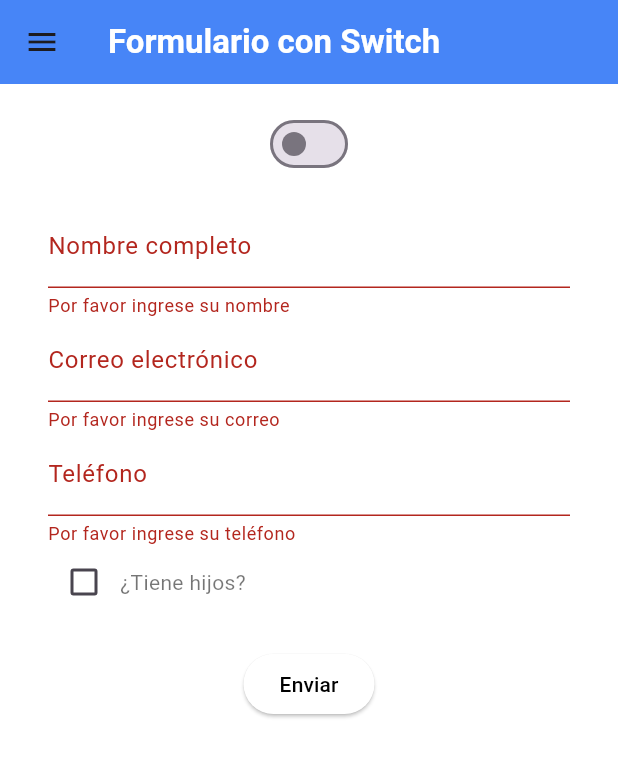
After one commit to Paablo2005/Programacion_Multimedia, a Flutter app: the FormularioConSwitch screen opened by its route, after a tap on "Enviar", on a phone screen of 412 x 824 dp. The commit adds this screen. Shown: the top 757 px of the screen. Run offline on Flutter 3.47's test engine with Material 3 defaults, Android fonts, the light colour scheme and no system bars; our stand-ins replace google_fonts.

Commit message:
entrega formularios 2

```diff
--- a/t1_act1_pabloamores/lib/routes/app_routes.dart
+++ b/t1_act1_pabloamores/lib/routes/app_routes.dart
@@ -19,6 +19,7 @@ class AppRoutes {
   static const String gameInstructions = '/game_instructions';
   static const String sieteYMedia = '/siete_y_media';
   static const String formulariosNoDual = '/formularios_no_duales';
+  static const String formulariosSwich = '/formulario_swich';
 
   static final Map<String, WidgetBuilder> routes = {
     clicksCount: (context) => const MiContador(),
@@ -36,5 +37,6 @@ class AppRoutes {
     gameInstructions: (context) => const GameInstructions(),
     sieteYMedia: (context) => const SieteYMediaScreen(),
     formulariosNoDual: (context) => const FormulariosNoDual(),
+    formulariosSwich: (context) => const FormularioConSwitch(),
   };
 }
--- a/t1_act1_pabloamores/lib/screens/clicks_count.dart
+++ b/t1_act1_pabloamores/lib/screens/clicks_count.dart
@@ -10,6 +10,7 @@ class MiContador extends StatefulWidget {
   // Creación del estado asociado al widget MiContador
   // Se ignora la advertencia relacionada con el uso del prefijo de tipo privado para la clase de estado
   // Esto es una convención para mantener el código organizado
+  // ignore: library_private_types_in_public_api
   _MiContadorState createState() => _MiContadorState();
 }
 
--- a/t1_act1_pabloamores/lib/screens/drawer.dart
+++ b/t1_act1_pabloamores/lib/screens/drawer.dart
@@ -96,6 +96,12 @@ class MyDrawer extends StatelessWidget {
               Navigator.pushNamed(context, AppRoutes.formulariosNoDual);
             },
           ),
+          ListTile(
+            title: const Text('Pantalla 12: Formularios (swich)'),
+            onTap: () {
+              Navigator.pushNamed(context, AppRoutes.formulariosSwich);
+            },
+          ),
         ],
       ),
     );
--- /dev/null
+++ b/t1_act1_pabloamores/lib/screens/formulario_swich/formularios/formulario1.dart
@@ -0,0 +1,144 @@
+import 'package:flutter/material.dart';
+
+class Formulario1 extends StatefulWidget {
+  const Formulario1({super.key});
+
+  @override
+  // ignore: library_private_types_in_public_api
+  _Formulario1State createState() => _Formulario1State();
+}
+
+class _Formulario1State extends State<Formulario1> {
+  final _formKey = GlobalKey<FormState>();
+  final TextEditingController _nombreController = TextEditingController();
+  final TextEditingController _correoController = TextEditingController();
+  final TextEditingController _telefonoController = TextEditingController();
+
+  bool _tieneHijos = false;
+  final List<TextEditingController> _edadesHijosControllers = [
+    TextEditingController(),
+    TextEditingController(),
+    TextEditingController(),
+  ];
+
+  @override
+  Widget build(BuildContext context) {
+    return SingleChildScrollView(
+      child: Padding(
+        padding: const EdgeInsets.all(16.0),
+        child: Form(
+          key: _formKey,
+          child: Column(
+            children: <Widget>[
+              TextFormField(
+                controller: _nombreController,
+                decoration: const InputDecoration(labelText: 'Nombre completo'),
+                validator: (value) {
+                  if (value == null || value.isEmpty) {
+                    return 'Por favor ingrese su nombre';
+                  }
+                  if (!RegExp(r'^[a-zA-Z\s]+$').hasMatch(value)) {
+                    return 'El nombre solo puede contener letras y espacios';
+                  }
+                  return null;
+                },
+              ),
+              TextFormField(
+                controller: _correoController,
+                decoration:
+                    const InputDecoration(labelText: 'Correo electrónico'),
+                validator: (value) {
+                  if (value == null || value.isEmpty) {
+                    return 'Por favor ingrese su correo';
+                  }
+                  if (!RegExp(r'^[^@]+@[^@]+\.[^@]+').hasMatch(value)) {
+                    return 'Por favor ingrese un correo válido';
+                  }
+                  return null;
+                },
+              ),
+              TextFormField(
+                controller: _telefonoController,
+                decoration: const InputDecoration(labelText: 'Teléfono'),
+                keyboardType: TextInputType.phone,
+                validator: (value) {
+                  if (value == null || value.isEmpty) {
+                    return 'Por favor ingrese su teléfono';
+                  }
+                  if (!RegExp(r'^\+?\d{9,15}$').hasMatch(value)) {
+                    return 'Por favor ingrese un teléfono válido';
+                  }
+                  return null;
+                },
+              ),
+              Row(
+                children: <Widget>[
+                  Checkbox(
+                    value: _tieneHijos,
+                    onChanged: (bool? value) {
+                      setState(() {
+                        _tieneHijos = value ?? false;
+                      });
+                    },
+                  ),
+                  const Text('¿Tiene hijos?'),
+                ],
+              ),
+              if (_tieneHijos) ...[
+                const SizedBox(height: 10),
+                const Text('Edad de los hijos (máximo 3):'),
+                _buildEdadHijoField(0),
+                _buildEdadHijoField(1),
+                _buildEdadHijoField(2),
+              ],
+              const SizedBox(height: 20),
+              ElevatedButton(
+                onPressed: () {
+                  if (_formKey.currentState?.validate() ?? false) {
+                    if (_tieneHijos &&
+                        _edadesHijosControllers
+                            .every((controller) => controller.text.isEmpty)) {
+                      ScaffoldMessenger.of(context).showSnackBar(
+                        const SnackBar(
+                            content: Text(
+                                'Por favor ingrese la edad de al menos un hijo')),
+                      );
+                      return;
+                    }
+
+                    ScaffoldMessenger.of(context).showSnackBar(
+                      const SnackBar(content: Text('Formulario enviado')),
+                    );
+                  }
+                },
+                child: const Text('Enviar'),
+              ),
+            ],
+          ),
+        ),
+      ),
+    );
+  }
+
+  Widget _buildEdadHijoField(int index) {
+    return Visibility(
+      visible: index == 0 || _tieneHijos,
+      child: TextFormField(
+        controller: _edadesHijosControllers[index],
+        decoration: InputDecoration(
+          labelText: 'Edad del hijo ${index + 1}',
+        ),
+        keyboardType: TextInputType.number,
+        validator: (value) {
+          if (value != null && value.isNotEmpty) {
+            final edad = int.tryParse(value);
+            if (edad == null || edad <= 0) {
+              return 'Por favor ingrese una edad válida';
+            }
+          }
+          return null;
+        },
+      ),
+    );
+  }
+}
--- /dev/null
+++ b/t1_act1_pabloamores/lib/screens/formulario_swich/principal.dart
@@ -0,0 +1,43 @@
+import 'package:flutter/material.dart';
+import 'package:t1_act1_pabloamores/screens/screens.dart';
+
+class FormularioConSwitch extends StatefulWidget {
+  const FormularioConSwitch({super.key});
+
+  @override
+  // ignore: library_private_types_in_public_api
+  _FormularioConSwitchState createState() => _FormularioConSwitchState();
+}
+
+class _FormularioConSwitchState extends State<FormularioConSwitch> {
+  bool _switchActivado = false;
+
+  @override
+  Widget build(BuildContext context) {
+    return Scaffold(
+      backgroundColor: Colors.white,
+      appBar: AppBar(title: const Text('Formulario con Switch')),
+      drawer: const MyDrawer(),
+      resizeToAvoidBottomInset: true,
+      body: SingleChildScrollView(
+        child: Padding(
+          padding: const EdgeInsets.all(16.0),
+          child: Column(
+            mainAxisAlignment: MainAxisAlignment.center,
+            children: <Widget>[
+              Switch(
+                value: _switchActivado,
+                onChanged: (bool valor) {
+                  setState(() {
+                    _switchActivado = valor;
+                  });
+                },
+              ),
+              _switchActivado ? const Formulario2() : const Formulario1(),
+            ],
+          ),
+        ),
+      ),
+    );
+  }
+}
--- a/t1_act1_pabloamores/lib/screens/screens.dart
+++ b/t1_act1_pabloamores/lib/screens/screens.dart
@@ -14,6 +14,9 @@ export './instagram/mi_instagram.dart'; // Pantalla principal de Instagram (pant
 export './instagram/instagram.dart'; // Pantalla secundaria de Instagram
 export './instagram/widgets/stat_column.dart'; // Widget de columna con estadísticas en Instagram
 export './instagram/widgets/story_circle.dart'; // Widget para mostrar historias en un círculo en Instagram
-export 'package:t1_act1_pabloamores/screens/videogame/game_instructions.dart'; // Pantalla con instrucciones para el juego
-export 'package:t1_act1_pabloamores/screens/siete_y_media/siete_y_media_screen.dart'; // Pantalla para el juego de las siete y media
+export './videogame/game_instructions.dart'; // Pantalla con instrucciones para el juego
+export './siete_y_media/siete_y_media_screen.dart'; // Pantalla para el juego de las siete y media
 export './formularios_no_duales_screen.dart'; // Pantalla del ejercicio no dual de formularios
+export './formulario_swich/principal.dart';
+export 'formulario_swich/formularios/formulario1.dart';
+export 'formulario_swich/formularios/formulario2.dart';
--- a/t1_act1_pabloamores/lib/screens/siete_y_media/siete_y_media_screen.dart
+++ b/t1_act1_pabloamores/lib/screens/siete_y_media/siete_y_media_screen.dart
@@ -6,6 +6,7 @@ class SieteYMediaScreen extends StatefulWidget {
   const SieteYMediaScreen({super.key});
 
   @override
+  // ignore: library_private_types_in_public_api
   _SieteYMediaScreenState createState() => _SieteYMediaScreenState();
 }
 
@@ -50,8 +51,9 @@ class _SieteYMediaScreenState extends State<SieteYMediaScreen> {
 
   // Método para que el jugador saque una carta
   void sacarCartaJugador() {
-    if (sePlanto)
+    if (sePlanto) {
       return; // No permitir sacar cartas si el jugador se ha plantado
+    }
     final carta = cartas[Random().nextInt(cartas.length)];
     setState(() {
       cartasJugador.add(carta);
```
Also changed, not shown: t1_act1_pabloamores/lib/screens/formulario_swich/formularios/formulario2.dart (added, +233 -0 lines).
